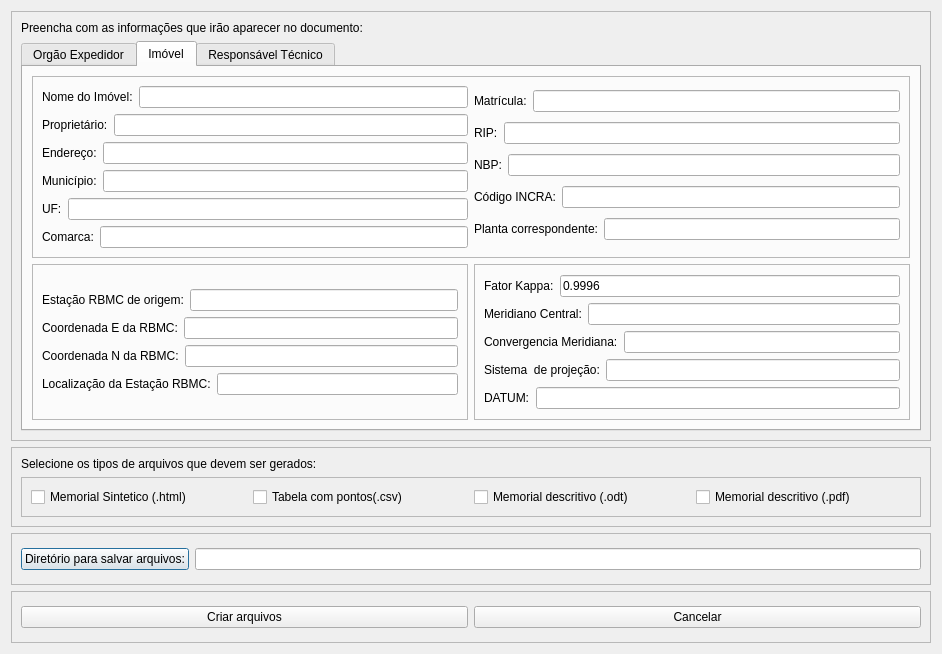
This is azimuthsAndDistances/ui_memorialGenerator.ui in guilhermehrn/spugeomemorial as Qt 5 draws it before an edit. The edited form follows.
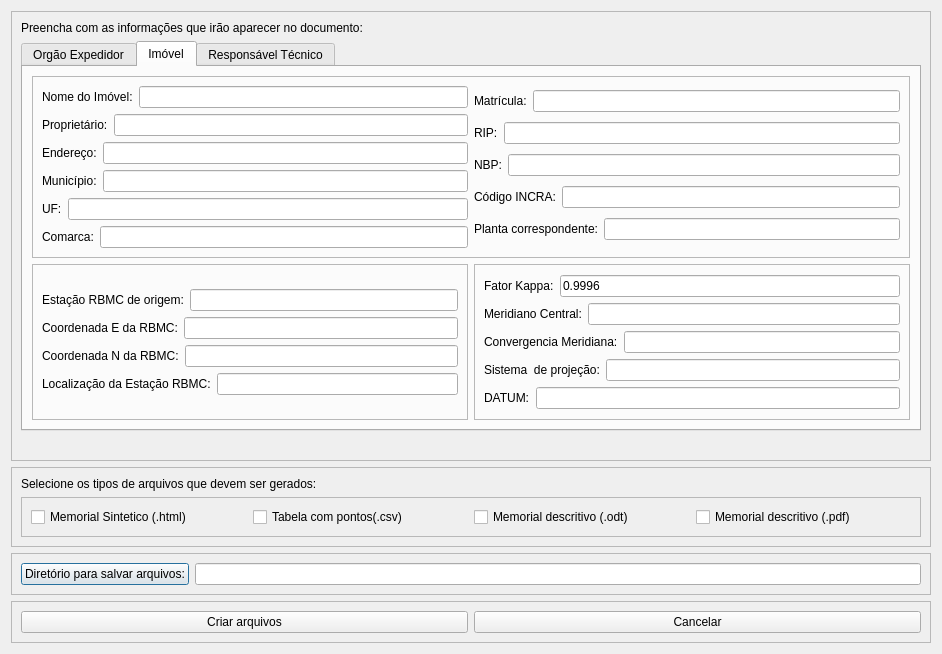
This is the edited form. The open tabs and pages were chosen to show the change.

Commit message: arrumanod a janela do memmorial generator

Diff of the .ui file:
```diff
--- a/azimuthsAndDistances/ui_memorialGenerator.ui
+++ b/azimuthsAndDistances/ui_memorialGenerator.ui
@@ -948,6 +948,16 @@
         </widget>
        </widget>
       </item>
+      <item row="2" column="0">
+       <widget class="QLabel" name="label_34">
+        <property name="text">
+         <string/>
+        </property>
+        <property name="alignment">
+         <set>Qt::AlignCenter</set>
+        </property>
+       </widget>
+      </item>
      </layout>
     </widget>
    </item>
```
Left out of the diff: 2 changed lines with no effect on the pictures. The commit also changes 1 other file.
